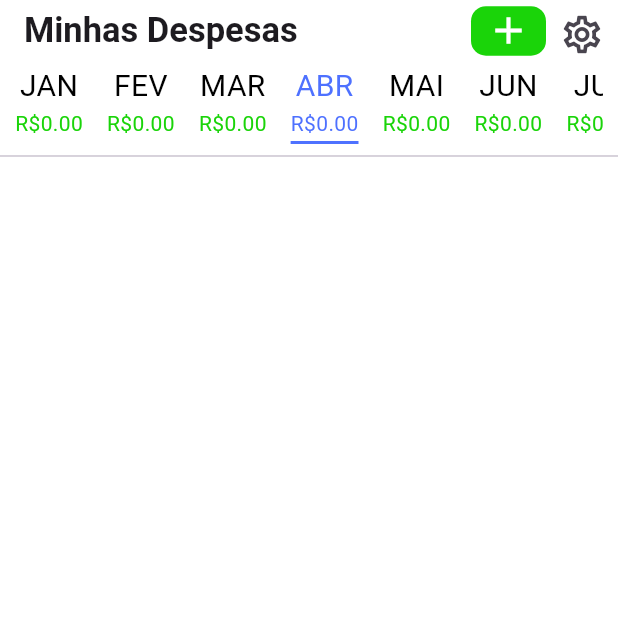
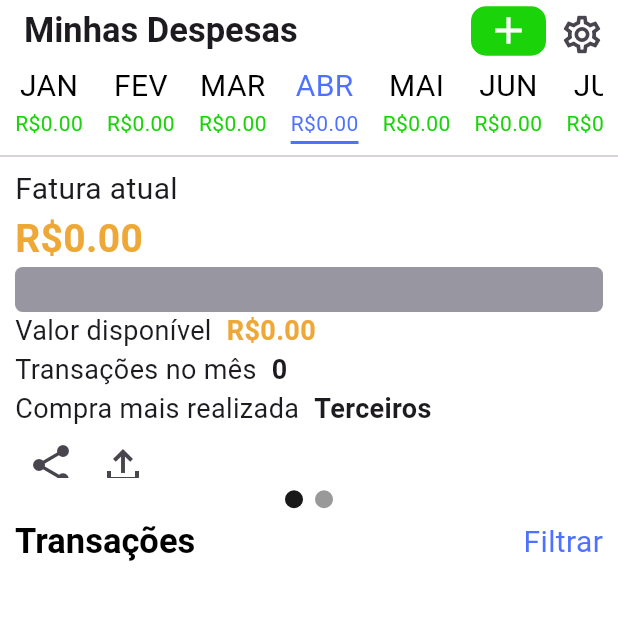
Before and after one commit to e-duarte/my_expenses, a Flutter app: the screen it shows after launch, on a phone screen of 412 x 824 dp, the top half of it. Run offline on Flutter 3.47's test engine with Material 3 defaults, Android fonts, the phone set to English and light mode, and no system bars; drawn by our look-alikes of carousel_slider; our stand-ins replace csv, fl_chart, open_filex, sqflite; missing offline and left inert: easy_pie_chart, social_sharing_plus; accounts and stored records are empty.

Commit message:
Month List and Bar General was update

```diff
--- /dev/null
+++ b/lib/components/bar_general_chart.dart
@@ -0,0 +1,21 @@
+import 'package:flutter/material.dart';
+
+class BarGeneralChart extends StatelessWidget {
+  const BarGeneralChart({super.key, required this.width, required this.color});
+
+  final double width;
+  final Color color;
+
+  @override
+  Widget build(BuildContext context) {
+    final height = 30.0;
+    return Container(
+      height: height,
+      width: width,
+      decoration: BoxDecoration(
+        color: color,
+        borderRadius: BorderRadius.circular(5),
+      ),
+    );
+  }
+}
--- /dev/null
+++ b/lib/components/general_info_chart.dart
@@ -0,0 +1,164 @@
+import 'package:flutter/material.dart';
+import 'package:my_expenses/components/bar_general_chart.dart';
+import 'package:my_expenses/models/tag.dart';
+import 'package:my_expenses/models/transaction.dart';
+
+class GeneralInfoChart extends StatelessWidget {
+  const GeneralInfoChart({
+    super.key,
+    required this.transactions,
+    required this.monthValue,
+    required this.sumInstallments,
+    required this.availableHeight,
+    required this.availableWidth,
+    required this.tags,
+  });
+
+  final List<Transaction> transactions;
+  final double sumInstallments;
+  final double monthValue;
+  final double availableHeight;
+  final double availableWidth;
+  final List<Tag> tags;
+
+  int get totalInstallments {
+    return transactions.length;
+  }
+
+  String get getMaxTag {
+    final Map<String, int> tagCounting = {
+      for (var tag in tags.map((t) => t.tagName)) tag: 0
+    };
+
+    for (var tag in tags.map((t) => t.tagName)) {
+      for (var tr in transactions) {
+        if (tr.tag.tagName == tag) {
+          tagCounting[tag] = tagCounting[tag]! + 1;
+        }
+      }
+    }
+
+    final maxTag =
+        tagCounting.entries.reduce((a, b) => a.value > b.value ? a : b);
+    return maxTag.key;
+  }
+
+  @override
+  Widget build(BuildContext context) {
+    final noPaddingWidth = availableWidth;
+    final spacing = noPaddingWidth * 0.01;
+    final consumPercent =
+        monthValue != 0 ? sumInstallments / monthValue : spacing;
+    final availableAmountPercent = 1 - consumPercent;
+
+    print(consumPercent);
+
+    return SizedBox(
+      width: double.infinity,
+      child: Column(
+        crossAxisAlignment: CrossAxisAlignment.start,
+        mainAxisAlignment: MainAxisAlignment.spaceAround,
+        children: [
+          Text(
+            'Fatura atual',
+            style: TextStyle(fontSize: 20),
+          ),
+          Text(
+            'R\$${sumInstallments.toStringAsFixed(2)}',
+            style: TextStyle(
+              fontSize: 26,
+              fontWeight: FontWeight.bold,
+              color: sumInstallments == 0.0 && monthValue != 0
+                  ? Theme.of(context).colorScheme.surface
+                  : Theme.of(context).colorScheme.secondary,
+            ),
+          ),
+          sumInstallments != 0.0 && monthValue != 0
+              ? consumPercent >= 1
+                  ? BarGeneralChart(
+                      width: noPaddingWidth,
+                      color: Theme.of(context).colorScheme.secondary,
+                    )
+                  : Row(
+                      mainAxisAlignment: MainAxisAlignment.spaceBetween,
+                      children: [
+                        BarGeneralChart(
+                          width: noPaddingWidth * (consumPercent) - spacing / 2,
+                          color: Theme.of(context).colorScheme.secondary,
+                        ),
+                        SizedBox(width: spacing),
+                        BarGeneralChart(
+                          width: noPaddingWidth * availableAmountPercent -
+                              spacing / 2,
+                          color: Theme.of(context).colorScheme.primary,
+                        ),
+                      ],
+                    )
+              : BarGeneralChart(
+                  width: noPaddingWidth,
+                  color: Theme.of(context).colorScheme.surface,
+                ),
+          Row(
+            children: [
+              Text(
+                'Valor disponível',
+                style: TextStyle(fontSize: 18),
+              ),
+              SizedBox(width: 10),
+              Text(
+                'R\$${(monthValue - sumInstallments).toStringAsFixed(2)}',
+                style: TextStyle(
+                  fontSize: 18,
+                  color: consumPercent >= 1
+                      ? Theme.of(context).colorScheme.secondary
+                      : Theme.of(context).colorScheme.primary,
+                  fontWeight: FontWeight.bold,
+                ),
+              ),
+            ],
+          ),
+          Row(
+            children: [
+              Text(
+                'Transações no mês',
+                style: TextStyle(fontSize: 18),
+              ),
+              SizedBox(width: 10),
+              Text(
+                '$totalInstallments',
+                style: TextStyle(fontSize: 18, fontWeight: FontWeight.bold),
+              ),
+            ],
+          ),
+          Row(
+            children: [
+              Text(
+                'Compra mais realizada',
+                style: TextStyle(fontSize: 18),
+              ),
+              SizedBox(width: 10),
+              Text(
+                getMaxTag,
+                style: TextStyle(fontSize: 18, fontWeight: FontWeight.bold),
+              ),
+            ],
+          ),
+          Row(
+            children: [
+              IconButton(
+                onPressed: () {},
+                iconSize: 32,
+                icon: Icon(Icons.share_rounded),
+              ),
+              IconButton(
+                onPressed: () {},
+                iconSize: 32,
+                icon: Icon(Icons.file_upload_outlined),
+              ),
+            ],
+          )
+        ],
+      ),
+    );
+  }
+}
--- a/lib/components/transaction_list_item.dart
+++ b/lib/components/transaction_list_item.dart
@@ -51,7 +51,10 @@ class TransactionListItem extends StatelessWidget {
         horizontalTitleGap: 7,
         minVerticalPadding: 0,
         onTap: () => _openTransactionDialog(context),
-        leading: TagLeading(transaction.tag),
+        leading: TagLeading(
+          transaction.tag,
+          color: Color(0xffD9D9D9),
+        ),
         title: Text(
           transaction.title,
           style: Theme.of(context).textTheme.labelLarge,
--- a/lib/main.dart
+++ b/lib/main.dart
@@ -29,9 +29,9 @@ class App extends StatelessWidget {
       theme: theme.copyWith(
         colorScheme: theme.colorScheme.copyWith(
           primary: const Color(0xFF1AD409),
-          secondary: Colors.redAccent,
+          secondary: Color(0xFFEEA837),
           tertiary: const Color(0xFF4E71FF),
-          surface: Color(0xFFD9D9D9),
+          surface: Color(0xFF9897A1),
         ),
         textTheme: theme.textTheme.copyWith(
           titleLarge: const TextStyle(
--- a/lib/screens/home_screen.dart
+++ b/lib/screens/home_screen.dart
@@ -3,14 +3,14 @@ import 'dart:io';
 import 'package:carousel_slider/carousel_slider.dart';
 import 'package:csv/csv.dart';
 import 'package:flutter/material.dart';
-import 'package:my_expenses/components/consume_chart.dart';
+import 'package:my_expenses/components/general_info_chart.dart';
 import 'package:my_expenses/components/loading_widget.dart';
-import 'package:my_expenses/components/months_dropdown.dart';
 import 'package:my_expenses/components/months_list.dart';
 import 'package:my_expenses/components/setting_form.dart';
 import 'package:my_expenses/components/tags_chart.dart';
 import 'package:my_expenses/components/filter_pop_menu.dart';
 import 'package:my_expenses/components/transaction_list.dart';
+import 'package:my_expenses/components/transaction_list_item.dart';
 import 'package:my_expenses/models/installment.dart';
 import 'package:my_expenses/models/settings.dart';
 import 'package:my_expenses/models/tag.dart';
@@ -39,6 +39,9 @@ class _HomeScreenState extends State<HomeScreen> {
   List<Tag> _tags = [];
 
   List<Transaction>? _transactions;
+
+  final CarouselSliderController _controller = CarouselSliderController();
+  int _current = 0;
 
   final List<Filter> _filters = [
     OwnerFilter('Dividido', Owner.divided),
@@ -89,7 +92,21 @@ class _HomeScreenState extends State<HomeScreen> {
     return filtered.isEmpty ? _transactionByMonth : filtered;
   }
 
-  List<double> get _sumAmountByMonth {
+  List<Transaction> get _transactionsByInstallments {
+    return _filtredTransactions.where((tr) {
+      var isContains = false;
+      for (var ins in tr.installments) {
+        if (ins.dueDate.month == _selectedMonth!.month &&
+            ins.dueDate.year == _selectedMonth!.year) {
+          isContains = true;
+          break;
+        }
+      }
+      return isContains;
+    }).toList();
+  }
+
+  List<double> get _sumInstallmentsByMonth {
     return List.generate(12, (i) {
       final month = DateTime(DateTime.now().year, i + 1);
       List<Installment> installments = [];
@@ -101,17 +118,6 @@ class _HomeScreenState extends State<HomeScreen> {
       }
 
       return installments.fold(0.0, (sum, ins) => sum + ins.amount);
-    });
-  }
-
-  double get _sumFiltredTransactions {
-    return _filtredTransactions
-        .where((tr) => tr.owner == Owner.me || tr.owner == Owner.divided)
-        .fold(0.0, (sum, tr) {
-      return sum +
-          (tr.owner == Owner.divided
-              ? tr.value / 2
-              : tr.value / tr.numOfInstallments);
     });
   }
 
@@ -135,8 +141,6 @@ class _HomeScreenState extends State<HomeScreen> {
     TransactionService().getTransactions().then((trs) {
       setState(() {
         _transactions = trs;
-
-        print(_transactions);
       });
     });
   }
@@ -154,6 +158,7 @@ class _HomeScreenState extends State<HomeScreen> {
 
   Widget _buildHome(BuildContext context) {
     final mediaQuery = MediaQuery.of(context);
+    print('${_sumInstallmentsByMonth}');
 
     final appBarHeight = mediaQuery.size.height * 0.05;
     final appBar = PreferredSize(
@@ -196,14 +201,13 @@ class _HomeScreenState extends State<HomeScreen> {
       appBar: appBar,
       resizeToAvoidBottomInset: false,
       body: Column(
-        crossAxisAlignment: CrossAxisAlignment.center,
         children: [
           Container(
             width: mediaQuery.size.width,
             height: availableHeight * 0.07,
             padding: const EdgeInsets.symmetric(horizontal: 10),
             child: MonthsList(
-              amountedByMonths: _sumAmountByMonth,
+              amountedByMonths: _sumInstallmentsByMonth,
               selectedMonth: _selectedMonth!,
               onMonthSelected: (month) {
                 setState(() {
@@ -213,104 +217,139 @@ class _HomeScreenState extends State<HomeScreen> {
             ),
           ),
           Divider(),
-          SingleChildScrollView(
-            child: Column(
-              children: [
-                Container(
-                  //color: Colors.blue
-                  height: availableHeight * 0.25,
-                ),
-              ],
+          SizedBox(
+            height: availableHeight * 0.91,
+            child: SingleChildScrollView(
+              padding: const EdgeInsets.symmetric(horizontal: 10),
+              child: Column(
+                children: [
+                  SizedBox(
+                    height: availableHeight * 0.30,
+                    child: LayoutBuilder(
+                      builder: (context, constraints) {
+                        final charts = [
+                          GeneralInfoChart(
+                            transactions: _transactionsByInstallments,
+                            sumInstallments: _sumInstallmentsByMonth[
+                                _selectedMonth!.month - 1],
+                            monthValue: _settings!.monthValue,
+                            availableHeight: availableHeight,
+                            availableWidth: constraints.maxWidth,
+                            tags: _tags,
+                          ),
+                          Center(
+                            child: TagsChart(
+                              transactions: _transactionByMonth,
+                              tags: _tags,
+                            ),
+                          ),
+                        ];
+
+                        return Column(
+                          children: [
+                            Expanded(
+                              child: CarouselSlider(
+                                options: CarouselOptions(
+                                  height: constraints.maxHeight * 0.94,
+                                  enableInfiniteScroll: false,
+                                  viewportFraction: 1,
+                                  // enlargeCenterPage: true,
+                                  onPageChanged: (index, reason) {
+                                    setState(() {
+                                      _current = index;
+                                    });
+                                  },
+                                ),
+                                items: charts.map((chart) {
+                                  return Container(
+                                    width: constraints.maxWidth,
+                                    decoration: BoxDecoration(
+                                      color: Colors.white,
+                                      borderRadius: BorderRadius.circular(20.0),
+                                    ),
+                                    child: chart,
+                                  );
+                                }).toList(),
+                              ),
+                            ),
+                            Row(
+                              mainAxisAlignment: MainAxisAlignment.center,
+                              children: charts.asMap().entries.map((entry) {
+                                return GestureDetector(
+                                  onTap: () =>
+                                      _controller.animateToPage(entry.key),
+                                  child: Container(
+                                    width: 12.0,
+                                    height: 12.0,
+                                    margin: EdgeInsets.symmetric(
+                                        vertical: 8.0, horizontal: 4.0),
+                                    decoration: BoxDecoration(
+                                        shape: BoxShape.circle,
+                                        color: (Theme.of(context).brightness ==
+                                                    Brightness.dark
+                                                ? Colors.white
+                                                : Colors.black)
+                                            .withOpacity(_current == entry.key
+                                                ? 0.9
+                                                : 0.4)),
+                                  ),
+                                );
+                              }).toList(),
+                            ),
+                          ],
+                        );
+                      },
+                    ),
+                  ),
+                  Row(
+                    children: [
+                      Expanded(
+                        child: Text(
+                          'Transações',
+                          style: Theme.of(context).textTheme.titleLarge,
+                        ),
+                      ),
+                      if (_activedFilters.isNotEmpty)
+                        Text(
+                          'Soma: R\$${formatValue(_sumInstallmentsByMonth[_selectedMonth!.month - 1])}',
+                          style: TextStyle(
+                            fontSize: 16,
+                            fontWeight: FontWeight.bold,
+                            color: Theme.of(context).colorScheme.primary,
+                          ),
+                        ),
+                      Text(
+                        'Filtrar',
+                        style: TextStyle(
+                          fontSize: 20,
+                          color: Theme.of(context).colorScheme.tertiary,
+                        ),
+                      ),
+                      // FilterPopMenu(
+                      //   data: FiltersMapper(_filters)
+                      //       .mapFiltersActive(_activedFilters),
+                      //   onFilterChanged: _filterTransactions,
+                      // ),
+                    ],
+                  ),
+                  ..._transactionByMonth.map((tr) {
+                    return TransactionListItem(
+                      transaction: tr,
+                      currentDate: _selectedMonth!,
+                      onRemove: (transaction) {
+                        // onRemoveTransaction(transaction);
+                        Navigator.pop(context);
+                      },
+                      onUpdate: (transaction) {
+                        // onUpdateTransaction(transaction);
+                        Navigator.pop(context);
+                      },
+                    );
+                  }).toList(),
+                ],
+              ),
             ),
-          )
-          // SizedBox(
-          //   height: availableHeight * 0.36,
-          //   width: mediaQuery.size.width,
-          //   child: LayoutBuilder(
-          //     builder: (context, constraints) {
-          //       final charts = [
-          //         ConsumeChart(
-          //           value: _settings!.monthValue,
-          //           transactions: _transactionByMonth,
-          //         ),
-          //         Center(
-          //           child: TagsChart(
-          //             transactions: _transactionByMonth,
-          //             tags: _tags,
-          //           ),
-          //         ),
-          //       ];
-          //       return CarouselSlider(
-          //         options: CarouselOptions(
-          //           height: constraints.maxHeight * 0.94,
-          //           enableInfiniteScroll: false,
-          //           viewportFraction: 0.95,
-          //           enlargeCenterPage: true,
-          //         ),
-          //         items: charts.map((chart) {
-          //           return Container(
-          //             width: constraints.maxWidth,
-          //             padding: const EdgeInsets.all(8.0),
-          //             decoration: BoxDecoration(
-          //               color: Colors.white,
-          //               borderRadius: BorderRadius.circular(20.0),
-          //             ),
-          //             child: chart,
-          //           );
-          //         }).toList(),
-          //       );
-          //     },
-          //   ),
-          // ),
-          // Container(
-          //   height: availableHeight * 0.64,
-          //   padding: const EdgeInsets.only(left: 10, top: 10, right: 10),
-          //   width: double.infinity,
-          //   decoration: const BoxDecoration(
-          //     color: Colors.white,
-          //     borderRadius: BorderRadius.vertical(top: Radius.circular(25)),
-          //   ),
-          //   child: Column(
-          //     children: [
-          //       Row(
-          //         children: [
-          //           Expanded(
-          //             child: Text(
-          //               'Transações',
-          //               style: Theme.of(context).textTheme.titleLarge,
-          //             ),
-          //           ),
-          //           if (_activedFilters.isNotEmpty)
-          //             Text(
-          //               'Soma: R\$${formatValue(_sumFiltredTransactions)}',
-          //               style: TextStyle(
-          //                 fontSize: 16,
-          //                 fontWeight: FontWeight.bold,
-          //                 color: Theme.of(context).colorScheme.primary,
-          //               ),
-          //             ),
-          //           FilterPopMenu(
-          //             data: FiltersMapper(_filters)
-          //                 .mapFiltersActive(_activedFilters),
-          //             onFilterChanged: _filterTransactions,
-          //           ),
-          //         ],
-          //       ),
-          //       Expanded(
-          //         child: TransactionList(
-          //           currentDate: _selectedMonth!,
-          //           transactions: _filtredTransactions,
-          //           onRemoveTransaction: _removeTransaction,
-          //           onUpdateTransaction: _updateTransaction,
-          //         ),
-          //       ),
-          //       Text(
-          //         '${_transactionByMonth.length} transações no mês',
-          //         style: const TextStyle(fontWeight: FontWeight.bold),
-          //       ),
-          //     ],
-          //   ),
-          // ),
+          ),
         ],
       ),
     );
```
Also changed, not shown: lib/components/chart_carrosel.dart (added, +74 -0 lines).
